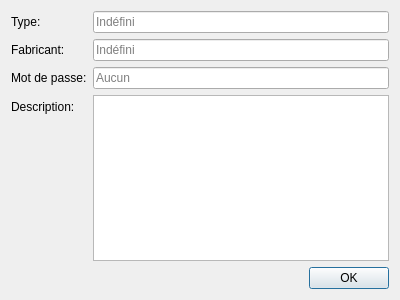
First picture: the form in InfoDynamiqueQt/Vues/vueappareil.ui, repository AlexandreGirardin/ProjetAnalyse, before the edit.
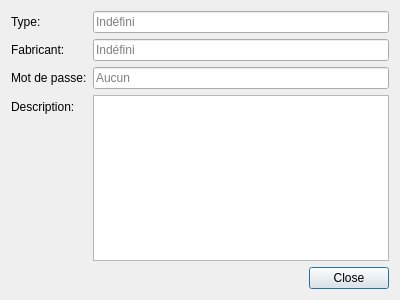
Second picture: the form after the edit.

```diff
--- a/InfoDynamiqueQt/Vues/vueappareil.ui
+++ b/InfoDynamiqueQt/Vues/vueappareil.ui
@@ -86,7 +86,7 @@
    <item>
     <widget class="QDialogButtonBox" name="buttonBox">
      <property name="standardButtons">
-      <set>QDialogButtonBox::Ok</set>
+      <set>QDialogButtonBox::Close</set>
      </property>
     </widget>
    </item>
```
